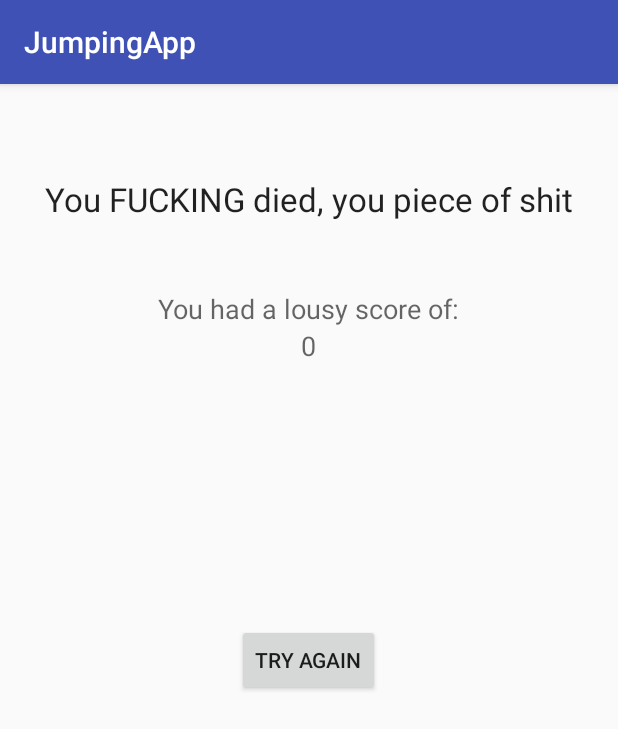
After one commit to maxrick/BounceIt, an Android app: the DiedScreen screen opened directly, with no data from a screen before it, on a phone screen of 412 x 824 dp. The commit adds this screen. Shown: the top 729 px of the screen. Run offline under Robolectric (Android 15) with nearby library versions, the phone set to English and light mode, and no system bars.

Commit message:
died screen added

```diff
--- a/app/src/main/AndroidManifest.xml
+++ b/app/src/main/AndroidManifest.xml
@@ -10,7 +10,6 @@
         android:supportsRtl="true"
         android:theme="@style/AppTheme"
         tools:ignore="HardcodedDebugMode">
-
         <activity
             android:name=".StartScreen"
             android:configChanges="orientation|keyboardHidden|screenSize"
@@ -23,14 +22,13 @@
                 <category android:name="android.intent.category.LAUNCHER" />
             </intent-filter>
         </activity>
-
         <activity
             android:name=".MainActivity"
             android:configChanges="orientation|keyboardHidden|screenSize"
             android:label="@string/app_name"
             android:screenOrientation="portrait"
-            android:theme="@style/FullscreenTheme">
-        </activity>
+            android:theme="@style/FullscreenTheme"></activity>
+        <activity android:name=".DiedScreen"></activity>
     </application>
 
 </manifest>
--- /dev/null
+++ b/app/src/main/java/com/max/jumpingapp/DiedScreen.java
@@ -0,0 +1,27 @@
+package com.max.jumpingapp;
+
+import android.content.Intent;
+import android.support.v7.app.AppCompatActivity;
+import android.os.Bundle;
+import android.view.View;
+import android.widget.TextView;
+
+public class DiedScreen extends AppCompatActivity {
+    private TextView scoreTextView;
+
+    @Override
+    protected void onCreate(Bundle savedInstanceState) {
+        super.onCreate(savedInstanceState);
+        setContentView(R.layout.activity_died_screen);
+        scoreTextView = (TextView) findViewById(R.id.scoreView);
+        Intent myIntent = getIntent();
+        int score = myIntent.getIntExtra("score", 0);
+        scoreTextView.setText(String.valueOf(score));
+    }
+
+    public void buttonPlayClicked(View view){
+        System.out.println("StartScreen -- buttonPlayClicked()");
+        Intent intent = new Intent(this, MainActivity.class);
+        startActivity(intent);
+    }
+}
--- /dev/null
+++ b/app/src/main/res/layout/activity_died_screen.xml
@@ -0,0 +1,50 @@
+<?xml version="1.0" encoding="utf-8"?>
+<RelativeLayout xmlns:android="http://schemas.android.com/apk/res/android"
+    xmlns:tools="http://schemas.android.com/tools"
+    android:layout_width="match_parent"
+    android:layout_height="match_parent"
+    android:paddingBottom="@dimen/activity_vertical_margin"
+    android:paddingLeft="@dimen/activity_horizontal_margin"
+    android:paddingRight="@dimen/activity_horizontal_margin"
+    android:paddingTop="@dimen/activity_vertical_margin"
+    tools:context="com.max.jumpingapp.DiedScreen">
+
+    <Button
+        android:layout_width="wrap_content"
+        android:layout_height="wrap_content"
+        android:text="Try again"
+        android:id="@+id/button"
+        android:onClick="buttonPlayClicked"
+        android:layout_centerVertical="true"
+        android:layout_centerHorizontal="true" />
+
+    <TextView
+        android:layout_width="wrap_content"
+        android:layout_height="wrap_content"
+        android:textAppearance="?android:attr/textAppearanceLarge"
+        android:text="You FUCKING died, you piece of shit"
+        android:id="@+id/textView"
+        android:layout_alignParentTop="true"
+        android:layout_centerHorizontal="true"
+        android:layout_marginTop="46dp" />
+
+    <TextView
+        android:layout_width="wrap_content"
+        android:layout_height="wrap_content"
+        android:textAppearance="?android:attr/textAppearanceMedium"
+        android:text="You had a lousy score of:"
+        android:id="@+id/textView2"
+        android:layout_below="@+id/textView"
+        android:layout_centerHorizontal="true"
+        android:layout_marginTop="46dp" />
+
+    <TextView
+        android:layout_width="wrap_content"
+        android:layout_height="wrap_content"
+        android:textAppearance="?android:attr/textAppearanceMedium"
+        android:text=""
+        android:id="@+id/scoreView"
+        android:layout_below="@+id/textView2"
+        android:layout_centerHorizontal="true" />
+
+</RelativeLayout>
--- /dev/null
+++ b/app/src/main/res/values-w820dp/dimens.xml
@@ -0,0 +1,6 @@
+<resources>
+    <!-- Example customization of dimensions originally defined in res/values/dimens.xml
+         (such as screen margins) for screens with more than 820dp of available width. This
+         would include 7" and 10" devices in landscape (~960dp and ~1280dp respectively). -->
+    <dimen name="activity_horizontal_margin">64dp</dimen>
+</resources>
--- a/app/src/main/res/values/strings.xml
+++ b/app/src/main/res/values/strings.xml
@@ -3,7 +3,7 @@
 
     <string name="hello_world">Hello world!</string>
     <string name="action_settings">Settings</string>
-    <string name = "title_activity_start_screen">Bounce it</string>
+    <string name="title_activity_start_screen">Bounce it</string>
     <string name="dummy_button">Dummy Button</string>
     <string name="dummy_content">DUMMY\nCONTENT</string>
 </resources>
```
Also changed, not shown: app/src/main/java/com/max/jumpingapp/GamePanel.java (+9 -2 lines), app/src/main/java/com/max/jumpingapp/MainActivity.java (+10 -0 lines), app/src/main/java/com/max/jumpingapp/objects/Game.java (+8 -7 lines), app/src/main/java/com/max/jumpingapp/objects/player/Player.java (+6 -2 lines).
